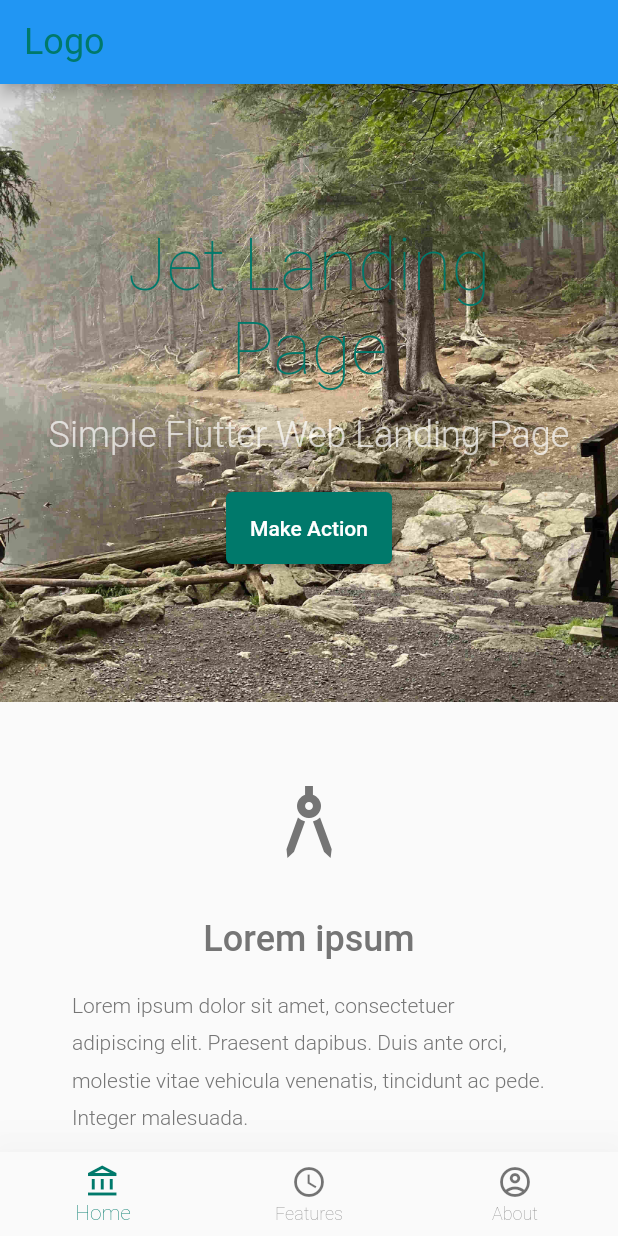
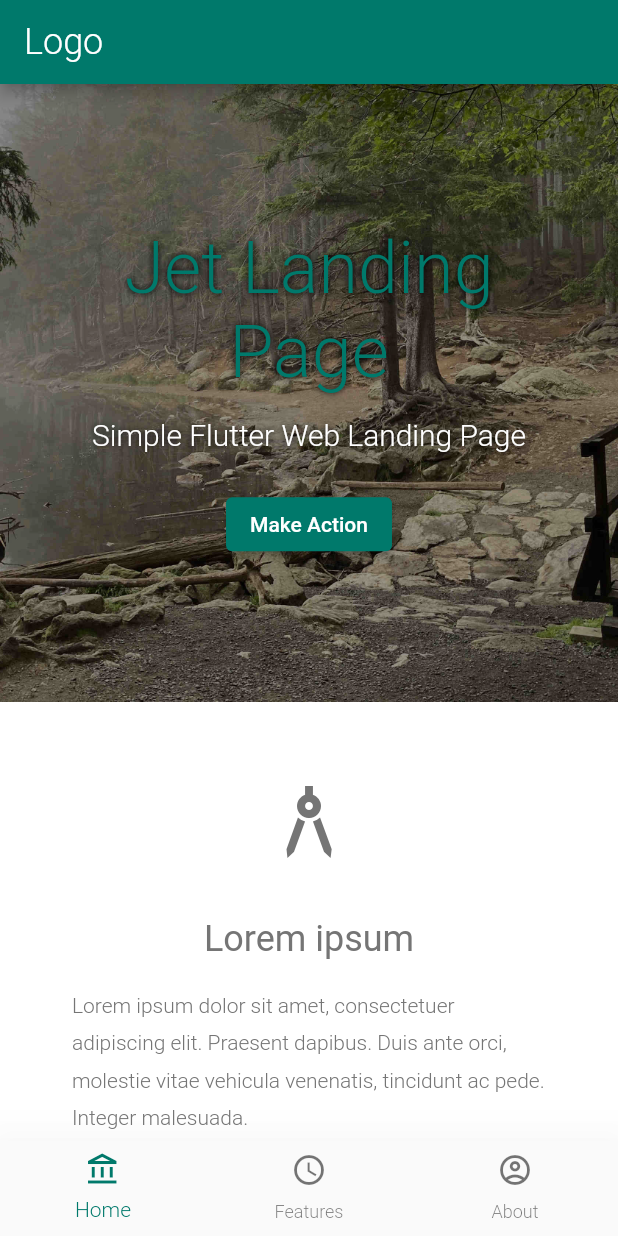
Before and after one commit to tom-novak/jet-landing-page, a Flutter app: the screen it shows after launch, on a phone screen of 412 x 824 dp. Run offline on Flutter 3.47's test engine with Material 2 defaults, Android fonts, the phone set to English and light mode, and no system bars; missing offline and left inert: one_page; generated files the repository leaves out were written again.

Commit message:
Theme reworked

```diff
--- a/example/lib/main.dart
+++ b/example/lib/main.dart
@@ -1,8 +1,8 @@
 import 'package:flutter/material.dart';
+import 'package:flutter_gen/gen_l10n/app_localizations.dart';
 import 'package:flutter_localizations/flutter_localizations.dart';
-import 'package:jet_landing_page_example/src/app_theme.dart';
 import 'package:jet_landing_page_example/src/example_page.dart';
-import 'package:flutter_gen/gen_l10n/app_localizations.dart';
+import 'package:jet_landing_page_example/src/theme/teal_light/teal_light.dart';
 
 void main() {
   runApp(MyApp());
@@ -22,8 +22,8 @@ class MyApp extends StatelessWidget {
       supportedLocales: [
         const Locale('en', ''), // English, no country code
       ],
-      theme: appTheme,
-      darkTheme: darkTheme,
+      theme: ThemeData().tealLight,
+      darkTheme: ThemeData().tealDark,
       home: ExamplePage(),
     );
   }
--- a/example/lib/src/app_theme.dart
+++ /dev/null
@@ -1,73 +0,0 @@
-import 'package:flutter/material.dart';
-
-// ----- Common -----
-var platform = TargetPlatform.iOS;
-var typography = Typography.material2018(platform: platform);
-
-// ----- Light Theme -----
-var accentColor = Colors.teal[700];
-var textColor = Colors.grey[600];
-var appTheme = ThemeData(
-  primaryColor: Colors.white,
-  accentColor: accentColor,
-  visualDensity: VisualDensity.adaptivePlatformDensity,
-  textTheme: typography.black.copyWith(
-    headline1: typography.black.headline1.copyWith(color: accentColor, fontSize: 48),
-    headline2: typography.black.headline2.copyWith(color: accentColor, fontSize: 24),
-    headline3: typography.black.headline3.copyWith(color: textColor, fontSize: 24, fontWeight: FontWeight.w500),
-    headline4: typography.white.headline4.copyWith(fontSize: 24, fontWeight: FontWeight.w300),
-    headline6: typography.white.headline6.copyWith(fontWeight: FontWeight.w300),
-    bodyText1: typography.black.bodyText1.copyWith(color: textColor, fontWeight: FontWeight.w300, height: 1.75),
-    bodyText2: typography.white.bodyText2.copyWith(fontWeight: FontWeight.w200),
-  ),
-  textButtonTheme: TextButtonThemeData(
-    style: TextButton.styleFrom(
-      primary: accentColor,
-    ),
-  ),
-  bottomNavigationBarTheme: BottomNavigationBarThemeData(
-    selectedItemColor: accentColor,
-  ),
-  elevatedButtonTheme: ElevatedButtonThemeData(
-    style: ElevatedButton.styleFrom(
-      primary: accentColor,
-      minimumSize: Size(48, 48),
-    ),
-  ),
-);
-
-// ----- Dark Theme -----
-var darkAccentColor = Colors.teal[900];
-var darkTextColor = Colors.grey[300];
-var darkTheme = ThemeData(
-  accentColor: darkAccentColor,
-  brightness: Brightness.dark,
-  visualDensity: VisualDensity.adaptivePlatformDensity,
-  textTheme: typography.white.copyWith(
-    headline1: typography.white.headline1.copyWith(color: darkAccentColor, fontSize: 48),
-    headline2: typography.white.headline2.copyWith(color: darkAccentColor, fontSize: 24),
-    headline3: typography.white.headline3.copyWith(color: darkTextColor, fontSize: 24, fontWeight: FontWeight.w500),
-    headline4: typography.white.headline4.copyWith(color: darkTextColor, fontSize: 24, fontWeight: FontWeight.w300),
-    headline6: typography.white.headline6.copyWith(color: Colors.grey[300], fontWeight: FontWeight.w300),
-    bodyText1: typography.white.bodyText1.copyWith(color: darkTextColor, fontWeight: FontWeight.w300, height: 1.75),
-    bodyText2: typography.white.bodyText2.copyWith(color: Colors.grey[300], fontWeight: FontWeight.w200),
-  ),
-  textButtonTheme: TextButtonThemeData(
-    style: TextButton.styleFrom(
-      primary: darkAccentColor,
-    ),
-  ),
-  elevatedButtonTheme: ElevatedButtonThemeData(
-    style: ElevatedButton.styleFrom(
-      primary: darkAccentColor,
-      minimumSize: Size(48, 48),
-    ),
-  ),
-);
-
-var footerLinkTheme = TextButtonThemeData(
-  style: TextButton.styleFrom(
-    padding: EdgeInsets.zero,
-    minimumSize: Size(48, 48),
-  ),
-);
--- a/example/lib/src/example_link_item.dart
+++ b/example/lib/src/example_link_item.dart
@@ -15,7 +15,7 @@ class ExampleLinkItem extends StatelessWidget {
         onPressed: onTap,
         child: Text(
           label,
-          style: Theme.of(context).textTheme.bodyText2,
+          style: Theme.of(context).textTheme.bodySmall,
         ));
   }
 }
--- a/example/lib/src/image_section.dart
+++ b/example/lib/src/image_section.dart
@@ -26,6 +26,10 @@ class ImageSection extends StatelessWidget {
                       MediaQuery.of(context).orientation == Orientation.portrait
                           ? BoxFit.fitHeight
                           : BoxFit.fitWidth,
+                  colorFilter: ColorFilter.mode(
+                    Colors.black.withOpacity(0.4),
+                    BlendMode.srcOver,
+                  ),
                 ),
               ),
               child: child,
--- a/example/lib/src/landing_page.dart
+++ b/example/lib/src/landing_page.dart
@@ -70,7 +70,6 @@ class _LandingPageState extends State<LandingPage> {
     var appBar = AppBar(
       title: Text(
         'Logo',
-        style: Theme.of(context).textTheme.headline2,
       ),
       actions: !isPortrait ? _lanscapeNavigation : null,
     );
--- a/example/lib/src/links.dart
+++ b/example/lib/src/links.dart
@@ -16,7 +16,7 @@ class Links extends StatelessWidget {
           padding: const EdgeInsets.only(bottom: 8),
           child: Text(
             AppLocalizations.of(context).connect,
-            style: Theme.of(context).textTheme.headline6,
+            style: Theme.of(context).textTheme.headlineSmall,
           ),
         ),
         ExampleLinkItem(
--- a/lib/src/widget/page_cover.dart
+++ b/lib/src/widget/page_cover.dart
@@ -33,15 +33,14 @@ class PageCover extends StatelessWidget {
           Text(
             title,
             textAlign: TextAlign.center,
-            style: titleTextStyle ?? Theme.of(context).textTheme.headline1,
+            style: titleTextStyle ?? Theme.of(context).textTheme.displayLarge,
           ),
           Padding(
             padding: EdgeInsets.only(top: 16, bottom: 24),
-            child: Text(
-              subtitle,
-              textAlign: TextAlign.center,
-              style: subtitleTextStyle ?? Theme.of(context).textTheme.headline4
-            ),
+            child: Text(subtitle,
+                textAlign: TextAlign.center,
+                style: subtitleTextStyle ??
+                    Theme.of(context).textTheme.displaySmall),
           ),
           ElevatedButton(
             onPressed: () {},
--- a/lib/src/widget/parallax_text.dart
+++ b/lib/src/widget/parallax_text.dart
@@ -1,7 +1,6 @@
 import 'package:flutter/material.dart';
 
 class ParallaxText extends StatelessWidget {
-
   final String text;
 
   ParallaxText(this.text);
@@ -15,7 +14,7 @@ class ParallaxText extends StatelessWidget {
         children: [
           Text(
             text,
-            style: Theme.of(context).textTheme.headline4,
+            style: Theme.of(context).textTheme.displaySmall,
             textAlign: TextAlign.center,
           ),
         ],
--- a/lib/src/widget/text_card.dart
+++ b/lib/src/widget/text_card.dart
@@ -19,30 +19,41 @@ class TextCard extends StatelessWidget {
 
   @override
   Widget build(BuildContext context) {
-    return Column(
+    var colorScheme = Theme.of(context).colorScheme;
+    var textTheme = Theme.of(context).textTheme;
+    return Container(
+      color: colorScheme.background,
+      child: Column(
         crossAxisAlignment: CrossAxisAlignment.center,
         children: [
           Icon(
             icon,
             size: 64,
-          color: Theme.of(context).textTheme.bodyText1.color,
+            color: colorScheme.onBackground,
           ),
           title != null
               ? Padding(
                   padding: EdgeInsets.only(top: 32, bottom: 16),
                   child: Text(
                     title,
-                  style: Theme.of(context).textTheme.headline3,
+                    style: textTheme.headlineMedium.copyWith(
+                      color: colorScheme.onBackground,
+                    ),
                   ))
               : SizedBox.shrink(),
           text != null
               ? Text(
                   text,
-                style: textStyle ?? Theme.of(context).textTheme.bodyText1.copyWith(height: 1.75),
+                  style: textStyle ??
+                      textTheme.bodyMedium.copyWith(
+                        height: 1.75,
+                        color: colorScheme.onBackground,
+                      ),
                   textAlign: textAlign ?? defaultTextAlign,
                 )
               : SizedBox.shrink(),
         ],
+      ),
     );
   }
 }
--- a/pubspec.yaml
+++ b/pubspec.yaml
@@ -1,8 +1,7 @@
 name: jet_landing_page
 description: Simple web landing page for Flutter
 version: 0.0.1
-author:
-homepage:
+homepage: http://tom-novak.com
 
 environment:
   sdk: ">=2.7.0 <3.0.0"
```
Also changed, not shown: example/lib/src/example_footer.dart (+18 -13 lines), example/lib/src/theme/teal_light/src/theme_data.dart (added, +101 -0 lines), example/lib/src/theme/teal_light/teal_light.dart (added, +13 -0 lines), lib/src/widget/simple_paragraph.dart (+6 -6 lines), example/pubspec.lock, pubspec.lock. Lines whose indentation alone changed are shown as unchanged.
